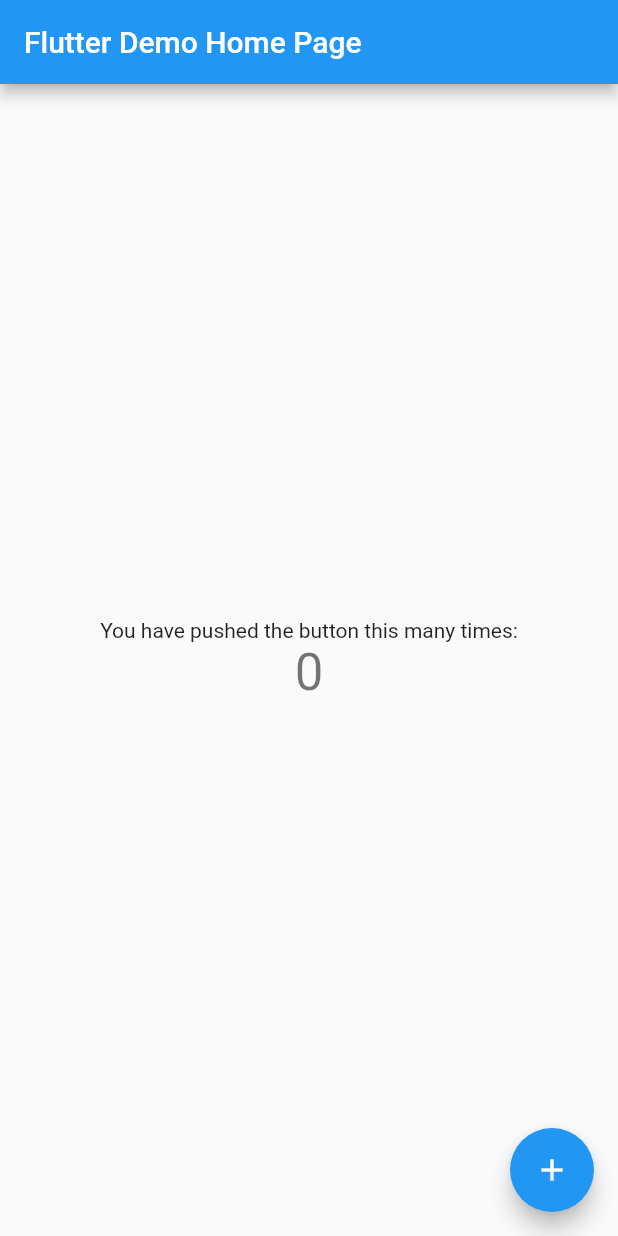
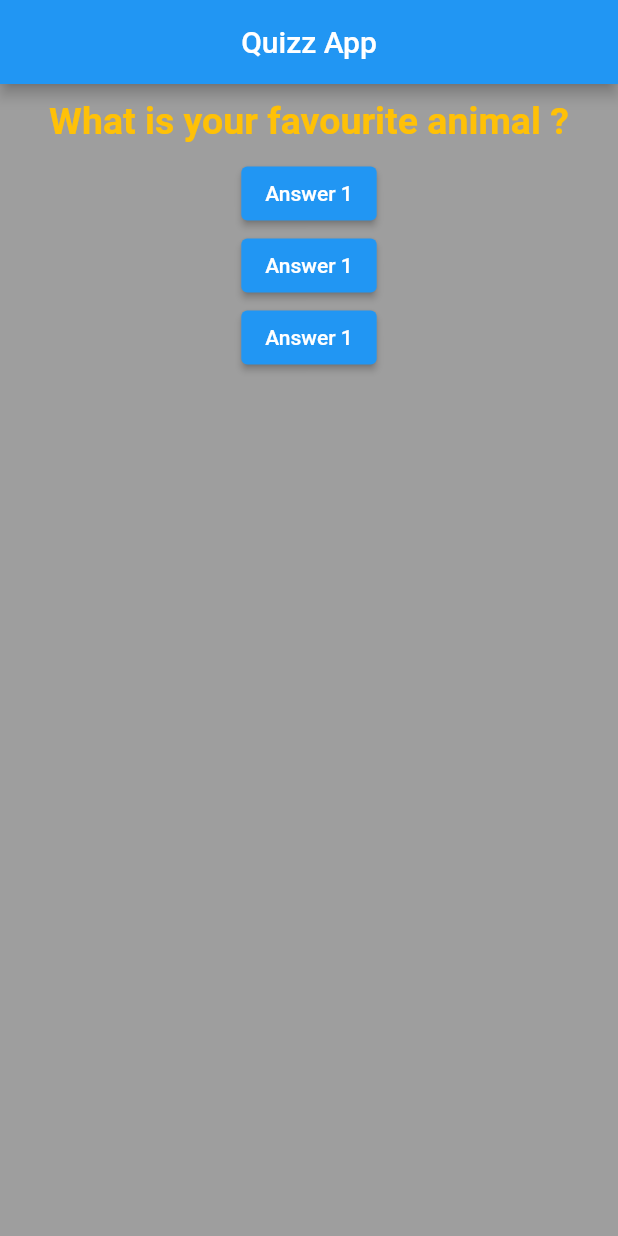
Before and after one commit to Rijankunwar3691/myapp, a Flutter app: the screen it shows after launch, on a phone screen of 412 x 824 dp. Run offline on Flutter 3.47's test engine with Material 2 defaults, Android fonts, the phone set to English and light mode, and no system bars.

Commit message:
Quizz App

```diff
--- /dev/null
+++ b/lib/Questions.dart
@@ -0,0 +1,18 @@
+import 'package:flutter/material.dart';
+
+class Question extends StatelessWidget {
+  final String questionText;
+  // ignore: use_key_in_widget_constructors
+  const Question(this.questionText);
+  @override
+  Widget build(BuildContext context) {
+    return Padding(
+      padding: const EdgeInsets.all(10.0),
+      child: Text(
+        questionText,
+        style: const TextStyle(
+            fontWeight: FontWeight.bold, fontSize: 25, color: Colors.amber),
+      ),
+    );
+  }
+}
--- /dev/null
+++ b/lib/answer.dart
@@ -0,0 +1,11 @@
+import 'package:flutter/material.dart';
+
+class Answer extends StatelessWidget {
+  final VoidCallback selector;
+
+  Answer(this.selector);
+  @override
+  Widget build(BuildContext context) {
+    return ElevatedButton(onPressed: selector, child: const Text('Answer 1'));
+  }
+}
--- a/lib/main.dart
+++ b/lib/main.dart
@@ -1,115 +1,63 @@
 import 'package:flutter/material.dart';
+import './answer.dart';
+import './Questions.dart';
 
 void main() {
-  runApp(const MyApp());
+  runApp(const MaterialApp(home: QuizzApp()));
 }
 
-class MyApp extends StatelessWidget {
-  const MyApp({Key? key}) : super(key: key);
+class QuizzApp extends StatefulWidget {
+  const QuizzApp({Key? key}) : super(key: key);
 
-  // This widget is the root of your application.
   @override
-  Widget build(BuildContext context) {
-    return MaterialApp(
-      title: 'Flutter Demo',
-      theme: ThemeData(
-        // This is the theme of your application.
-        //
-        // Try running your application with "flutter run". You'll see the
-        // application has a blue toolbar. Then, without quitting the app, try
-        // changing the primarySwatch below to Colors.green and then invoke
-        // "hot reload" (press "r" in the console where you ran "flutter run",
-        // or simply save your changes to "hot reload" in a Flutter IDE).
-        // Notice that the counter didn't reset back to zero; the application
-        // is not restarted.
-        primarySwatch: Colors.blue,
-      ),
-      home: const MyHomePage(title: 'Flutter Demo Home Page'),
-    );
-  }
+  State<QuizzApp> createState() => _QuizzAppState();
 }
 
-class MyHomePage extends StatefulWidget {
-  const MyHomePage({Key? key, required this.title}) : super(key: key);
-
-  // This widget is the home page of your application. It is stateful, meaning
-  // that it has a State object (defined below) that contains fields that affect
-  // how it looks.
-
-  // This class is the configuration for the state. It holds the values (in this
-  // case the title) provided by the parent (in this case the App widget) and
-  // used by the build method of the State. Fields in a Widget subclass are
-  // always marked "final".
-
-  final String title;
-
-  @override
-  State<MyHomePage> createState() => _MyHomePageState();
-}
-
-class _MyHomePageState extends State<MyHomePage> {
-  int _counter = 0;
-
-  void _incrementCounter() {
+class _QuizzAppState extends State<QuizzApp> {
+  var questions = [
+    {
+      'questiontext': 'What is your favourite animal ?',
+      'answer': ['Tiger', 'Cat', 'Dog', 'Lion']
+    },
+    {
+      'questiontext': 'what is your favourite colour ?',
+      'answer': ['Red', 'Black', 'White', 'Blue']
+    },
+    {
+      'questiontext': 'What is your favourite sport ?',
+      'answer': ['Football', 'Cricket', 'Golf', 'Hockey']
+    },
+    {
+      'questiontext': 'What is your hobby ?',
+      'answer': ['Swimming', 'Singing', 'Dancing', 'Acting']
+    },
+  ];
+  var Questionsindex = 0;
+  void AnswerSelected() {
     setState(() {
-      // This call to setState tells the Flutter framework that something has
-      // changed in this State, which causes it to rerun the build method below
-      // so that the display can reflect the updated values. If we changed
-      // _counter without calling setState(), then the build method would not be
-      // called again, and so nothing would appear to happen.
-      _counter++;
+      Questionsindex++;
     });
   }
 
   @override
   Widget build(BuildContext context) {
-    // This method is rerun every time setState is called, for instance as done
-    // by the _incrementCounter method above.
-    //
-    // The Flutter framework has been optimized to make rerunning build methods
-    // fast, so that you can just rebuild anything that needs updating rather
-    // than having to individually change instances of widgets.
     return Scaffold(
-      appBar: AppBar(
-        // Here we take the value from the MyHomePage object that was created by
-        // the App.build method, and use it to set our appbar title.
-        title: Text(widget.title),
-      ),
-      body: Center(
-        // Center is a layout widget. It takes a single child and positions it
-        // in the middle of the parent.
-        child: Column(
-          // Column is also a layout widget. It takes a list of children and
-          // arranges them vertically. By default, it sizes itself to fit its
-          // children horizontally, and tries to be as tall as its parent.
-          //
-          // Invoke "debug painting" (press "p" in the console, choose the
-          // "Toggle Debug Paint" action from the Flutter Inspector in Android
-          // Studio, or the "Toggle Debug Paint" command in Visual Studio Code)
-          // to see the wireframe for each widget.
-          //
-          // Column has various properties to control how it sizes itself and
-          // how it positions its children. Here we use mainAxisAlignment to
-          // center the children vertically; the main axis here is the vertical
-          // axis because Columns are vertical (the cross axis would be
-          // horizontal).
-          mainAxisAlignment: MainAxisAlignment.center,
-          children: <Widget>[
-            const Text(
-              'You have pushed the button this many times:',
+        appBar: AppBar(
+          title: const Text('Quizz App'),
+          centerTitle: true,
+        ),
+        body: Container(
+          color: Colors.grey,
+          child: Center(
+            child: Column(
+              children: [
+                Question(questions[Questionsindex]['questiontext'] as String),
+                Answer(AnswerSelected),
+                Answer(AnswerSelected),
+                Answer(AnswerSelected),
+              ],
             ),
-            Text(
-              '$_counter',
-              style: Theme.of(context).textTheme.headline4,
-            ),
-          ],
-        ),
-      ),
-      floatingActionButton: FloatingActionButton(
-        onPressed: _incrementCounter,
-        tooltip: 'Increment',
-        child: const Icon(Icons.add),
-      ), // This trailing comma makes auto-formatting nicer for build methods.
-    );
+          ),
+        ));
   }
 }
```
Also changed, not shown: lib/practice/az.dart (renamed from lib/az.dart), lib/practice/homepage.dart (renamed from lib/homepage.dart), lib/practice/idcard.dart (renamed from lib/idcard.dart), lib/practice/practice.dart (renamed from lib/practice.dart).
